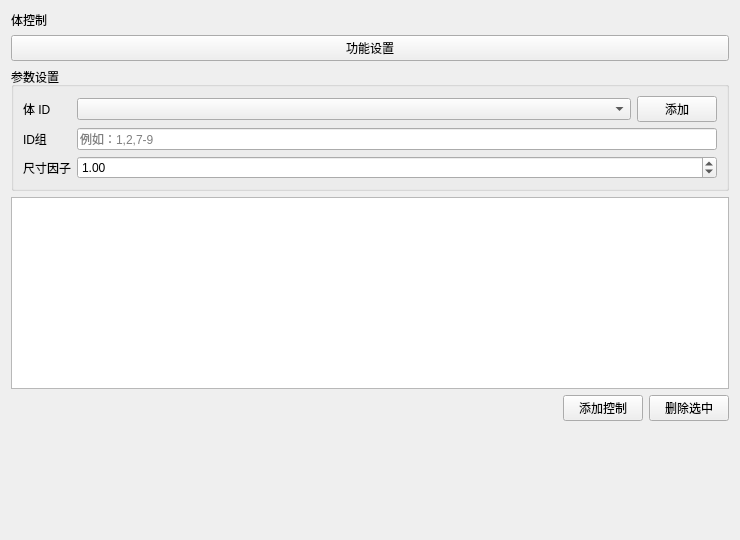
This is plugins/Base_Mesh/MeshVolumeControlWidget.ui in asd977/base_cae as Qt 5 draws it before an edit. The edited form follows.
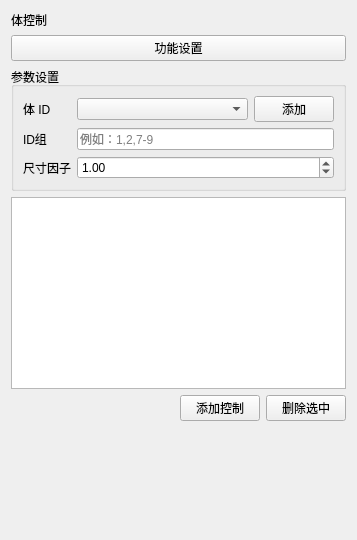
This is the edited form. Custom widgets are drawn as their Qt base class.

```diff
--- a/plugins/Base_Mesh/MeshVolumeControlWidget.ui
+++ b/plugins/Base_Mesh/MeshVolumeControlWidget.ui
@@ -6,7 +6,7 @@
    <rect>
     <x>0</x>
     <y>0</y>
-    <width>740</width>
+    <width>357</width>
     <height>540</height>
    </rect>
   </property>
```
